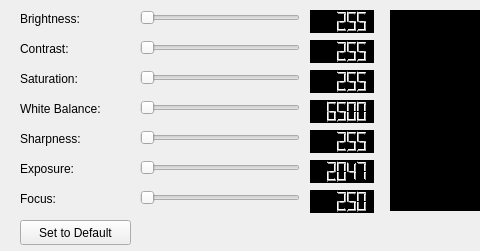
The window that video4linuxconfig.ui (mateus558/RinoBot-System) describes before a commit, drawn with Qt 5; both pictures show x 0 to 480 and y 0 to 251 of the 697 by 251 pixel window.
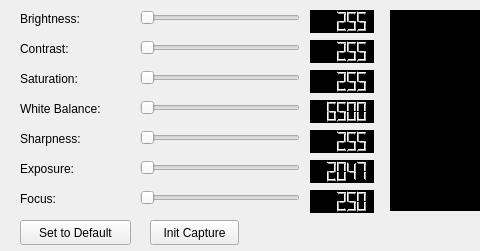
The same window after the commit.

What changed in the file:
```diff
--- a/video4linuxconfig.ui
+++ b/video4linuxconfig.ui
@@ -363,6 +363,19 @@
     <string>Set to Default</string>
    </property>
   </widget>
+  <widget class="QPushButton" name="pushButton_2">
+   <property name="geometry">
+    <rect>
+     <x>150</x>
+     <y>220</y>
+     <width>89</width>
+     <height>25</height>
+    </rect>
+   </property>
+   <property name="text">
+    <string>Init Capture</string>
+   </property>
+  </widget>
  </widget>
  <resources/>
  <connections/>
```
Left out of the diff: 3 changed lines with no effect on the pictures.
